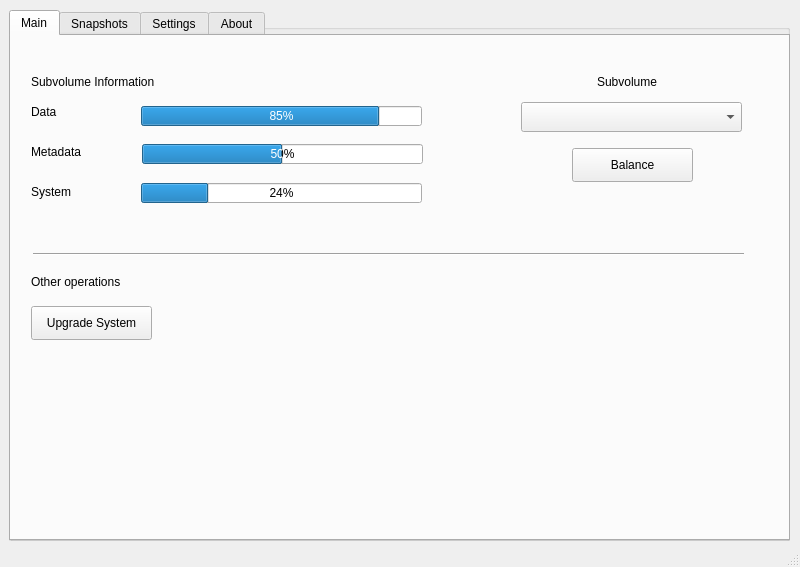
Above: buttermanager/ui/MainWindow.ui from egara/buttermanager before the change. Below: the same form after it.
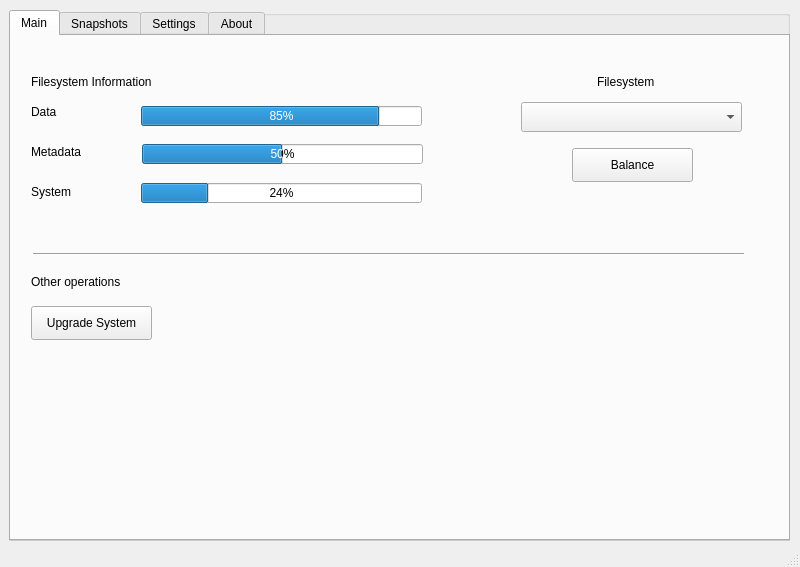
That is the form after the change. The open tabs and pages were chosen to show the change.

Diff of the .ui file:
```diff
--- a/buttermanager/ui/MainWindow.ui
+++ b/buttermanager/ui/MainWindow.ui
@@ -27,7 +27,7 @@
      <item row="0" column="0">
       <widget class="QGroupBox" name="groupBox">
        <property name="title">
-        <string>GroupBox</string>
+        <string/>
        </property>
        <widget class="QTabWidget" name="tabWidget">
         <property name="geometry">
@@ -81,7 +81,7 @@
            </rect>
           </property>
           <property name="text">
-           <string>Subvolume Information</string>
+           <string>Filesystem Information</string>
           </property>
          </widget>
          <widget class="QProgressBar" name="progressbar_data">
@@ -172,7 +172,7 @@
            </rect>
           </property>
           <property name="text">
-           <string>Subvolume</string>
+           <string>Filesystem</string>
           </property>
          </widget>
          <widget class="QComboBox" name="combobox_subvolume">
```
Left out of the diff: 26 changed lines with no effect on the pictures.
